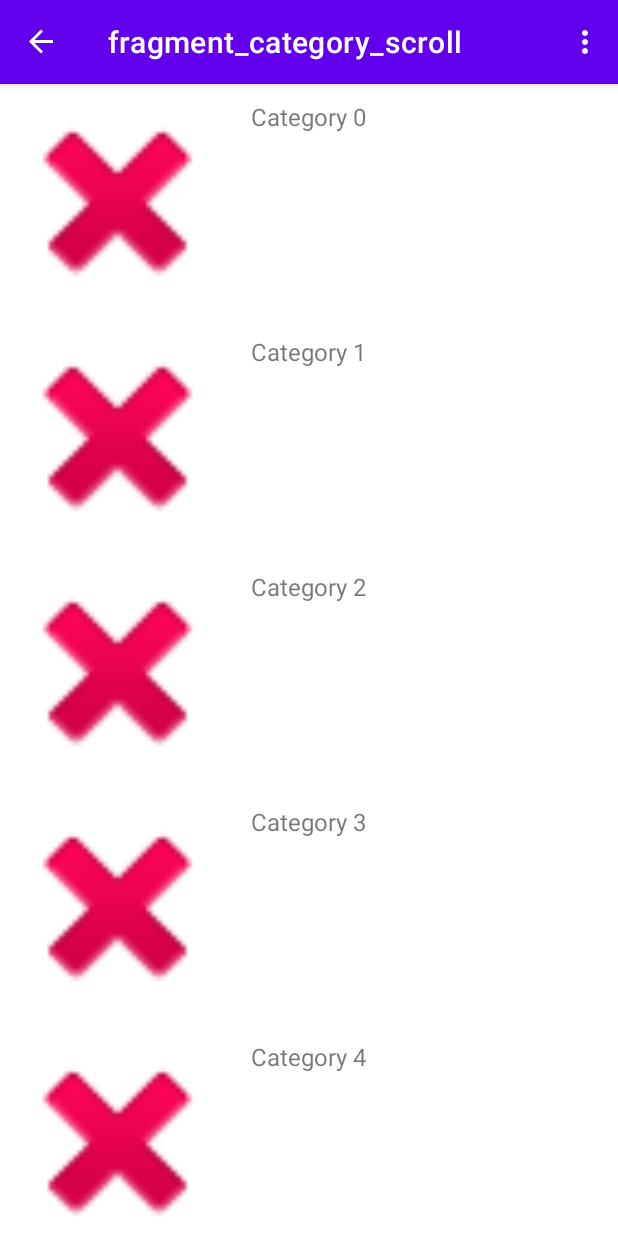
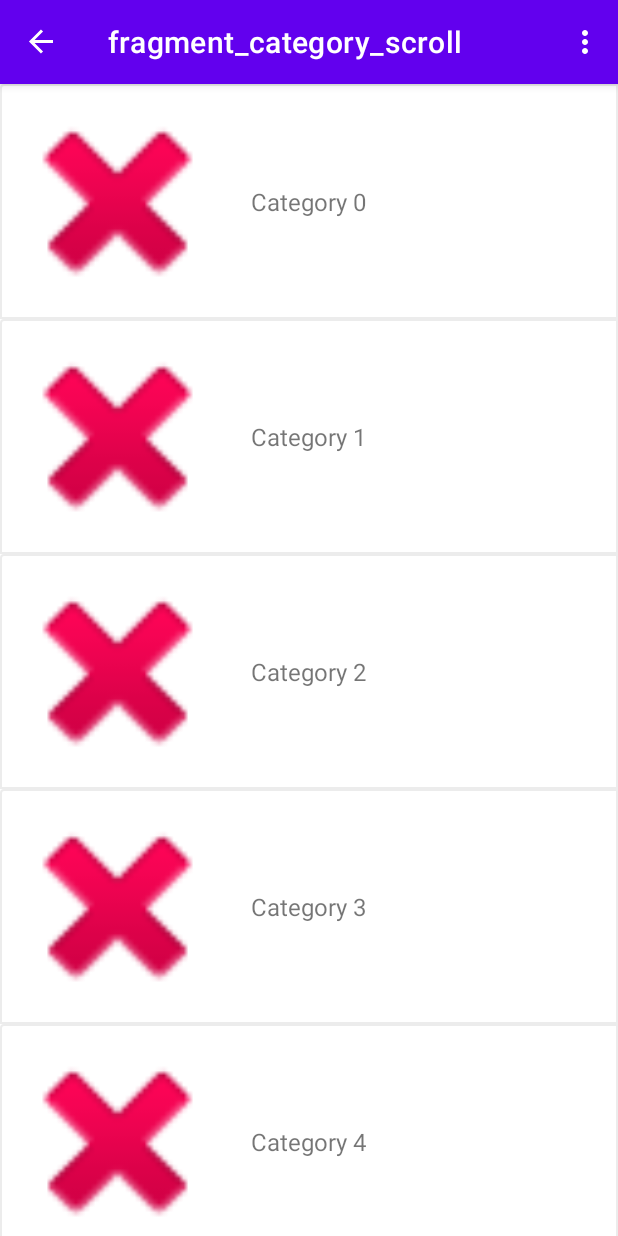
Before and after one commit to Viper272/University_Hapori-App, an Android app: the CategoryScrollFragment screen opened through its navigation route, on a phone screen of 412 x 824 dp. Run offline under Robolectric (Android 15) with nearby library versions, the phone set to English and light mode, and no system bars; our stand-ins replace navigation-ui.

Commit message:
Created category scroll view

```diff
--- a/app/src/main/java/com/org/omicron/haporiapplication/categoryScroll/CategoryListItem.java
+++ b/app/src/main/java/com/org/omicron/haporiapplication/categoryScroll/CategoryListItem.java
@@ -16,5 +16,4 @@ public class CategoryListItem {
     public void setCategoryName(String categoryName) {
         this.categoryName = categoryName;
     }
-
 }
--- a/app/src/main/java/com/org/omicron/haporiapplication/categoryScroll/CategoryScrollAdapter.java
+++ b/app/src/main/java/com/org/omicron/haporiapplication/categoryScroll/CategoryScrollAdapter.java
@@ -9,8 +9,6 @@ import androidx.annotation.NonNull;
 import androidx.recyclerview.widget.RecyclerView;
 
 import com.org.omicron.haporiapplication.R;
-import com.org.omicron.haporiapplication.categoryScroll.CategoryScrollAdapter;
-import com.org.omicron.haporiapplication.categoryScroll.CategoryListItem;
 
 import java.util.List;
 
@@ -41,7 +39,6 @@ public class CategoryScrollAdapter extends RecyclerView.Adapter<CategoryScrollAd
     @Override
     public void onBindViewHolder(@NonNull CategoryScrollAdapter.CategoryHolder holder, int position) {
         CategoryListItem item = items.get(position);
-
         holder.setCategoryName(item.getCategoryName());
     }
 
@@ -65,6 +62,6 @@ public class CategoryScrollAdapter extends RecyclerView.Adapter<CategoryScrollAd
         public void setCategoryName(String name) {
             textView_Name.setText(name);
         }
+    }
 
-    }
 }
--- /dev/null
+++ b/app/src/main/res/drawable/listitem_category_drawable.xml
@@ -0,0 +1,12 @@
+<?xml version="1.0" encoding="utf-8"?>
+<shape xmlns:android="http://schemas.android.com/apk/res/android"
+    android:shape="rectangle">
+    <corners
+        android:radius="2dp"
+        android:topRightRadius="0dp"
+        android:bottomRightRadius="0dp"
+        android:bottomLeftRadius="0dp" />
+    <stroke
+        android:width="1dp"
+        android:color="#ECECEC" />
+</shape>
--- a/app/src/main/res/layout/listitem_category_scroll.xml
+++ b/app/src/main/res/layout/listitem_category_scroll.xml
@@ -4,7 +4,8 @@
     xmlns:tools="http://schemas.android.com/tools"
     android:layout_width="match_parent"
     android:layout_height="wrap_content"
-    android:orientation="horizontal">
+    android:orientation="horizontal"
+    android:background="@drawable/listitem_category_drawable">
 
     <ImageView
         android:id="@+id/imageView_CategoryIcon"
@@ -21,6 +22,7 @@
         android:layout_height="match_parent"
         android:layout_weight="1"
         android:orientation="vertical"
+        android:gravity="center"
         android:padding="5dp">
 
         <TextView
```
